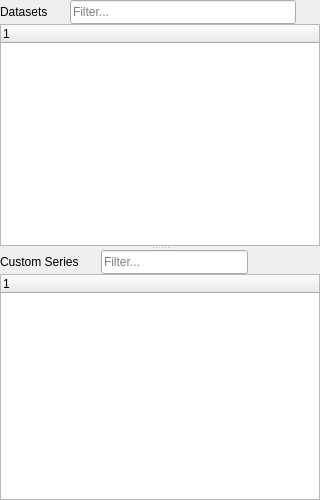
Ssz990220/PlotJuggler, file pj_app/src/ui/CurveListPanel.ui: the form before one commit.
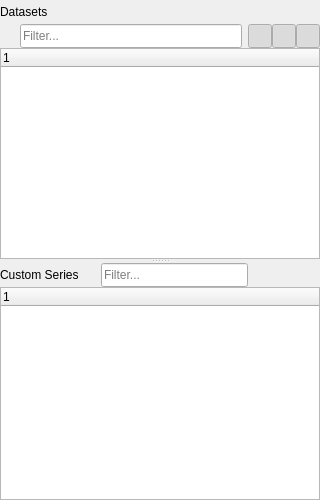
The form after the commit. Custom widgets are drawn as their Qt base class.

Commit message: feat(curvelist): filter Datasets tree by topic type (plot / 2D / 3D) (#367)

Patch:
```diff
--- a/pj_app/src/ui/CurveListPanel.ui
+++ b/pj_app/src/ui/CurveListPanel.ui
@@ -25,10 +25,34 @@
       <item>
        <spacer name="searchTimeseriesGap">
         <property name="orientation"><enum>Qt::Horizontal</enum></property>
-        <property name="sizeType"><enum>QSizePolicy::Fixed</enum></property>
-        <property name="sizeHint" stdset="0"><size><width>2</width><height>1</height></size></property>
+        <property name="sizeType"><enum>QSizePolicy::Expanding</enum></property>
+        <property name="sizeHint" stdset="0"><size><width>0</width><height>1</height></size></property>
        </spacer>
       </item>
+      <item>
+       <widget class="QToolButton" name="buttonDatasetsMenu">
+        <property name="toolTip"><string>Datasets options</string></property>
+        <property name="minimumSize"><size><width>24</width><height>24</height></size></property>
+        <property name="maximumSize"><size><width>24</width><height>24</height></size></property>
+        <property name="iconSize"><size><width>20</width><height>20</height></size></property>
+        <property name="text"><string/></property>
+        <property name="autoRaise"><bool>true</bool></property>
+        <property name="focusPolicy"><enum>Qt::FocusPolicy::NoFocus</enum></property>
+       </widget>
+      </item>
+     </layout>
+    </widget>
+   </item>
+   <item>
+    <widget class="QWidget" name="widgetSearchTimeseries" native="true">
+     <property name="minimumSize"><size><width>0</width><height>24</height></size></property>
+     <property name="maximumSize"><size><width>16777215</width><height>24</height></size></property>
+     <layout class="QHBoxLayout" name="searchTimeseriesLayout">
+      <property name="spacing"><number>0</number></property>
+      <property name="leftMargin"><number>0</number></property>
+      <property name="topMargin"><number>0</number></property>
+      <property name="rightMargin"><number>0</number></property>
+      <property name="bottomMargin"><number>0</number></property>
       <item>
        <widget class="QToolButton" name="buttonSearchTimeseries">
         <property name="minimumSize"><size><width>20</width><height>20</height></size></property>
@@ -47,12 +71,47 @@
        </widget>
       </item>
       <item>
-       <widget class="QToolButton" name="buttonDatasetsMenu">
-        <property name="toolTip"><string>Datasets options</string></property>
+       <spacer name="searchFilterGap">
+        <property name="orientation"><enum>Qt::Horizontal</enum></property>
+        <property name="sizeType"><enum>QSizePolicy::Fixed</enum></property>
+        <property name="sizeHint" stdset="0"><size><width>6</width><height>1</height></size></property>
+       </spacer>
+      </item>
+      <item>
+       <widget class="QToolButton" name="buttonFilterPlot">
+        <property name="toolTip"><string>Show/hide plot series</string></property>
         <property name="minimumSize"><size><width>24</width><height>24</height></size></property>
         <property name="maximumSize"><size><width>24</width><height>24</height></size></property>
         <property name="iconSize"><size><width>20</width><height>20</height></size></property>
         <property name="text"><string/></property>
+        <property name="checkable"><bool>true</bool></property>
+        <property name="checked"><bool>true</bool></property>
+        <property name="autoRaise"><bool>true</bool></property>
+        <property name="focusPolicy"><enum>Qt::FocusPolicy::NoFocus</enum></property>
+       </widget>
+      </item>
+      <item>
+       <widget class="QToolButton" name="buttonFilterScene2D">
+        <property name="toolTip"><string>Show/hide 2D image topics</string></property>
+        <property name="minimumSize"><size><width>24</width><height>24</height></size></property>
+        <property name="maximumSize"><size><width>24</width><height>24</height></size></property>
+        <property name="iconSize"><size><width>20</width><height>20</height></size></property>
+        <property name="text"><string/></property>
+        <property name="checkable"><bool>true</bool></property>
+        <property name="checked"><bool>true</bool></property>
+        <property name="autoRaise"><bool>true</bool></property>
+        <property name="focusPolicy"><enum>Qt::FocusPolicy::NoFocus</enum></property>
+       </widget>
+      </item>
+      <item>
+       <widget class="QToolButton" name="buttonFilterScene3D">
+        <property name="toolTip"><string>Show/hide 3D scene topics</string></property>
+        <property name="minimumSize"><size><width>24</width><height>24</height></size></property>
+        <property name="maximumSize"><size><width>24</width><height>24</height></size></property>
+        <property name="iconSize"><size><width>20</width><height>20</height></size></property>
+        <property name="text"><string/></property>
+        <property name="checkable"><bool>true</bool></property>
+        <property name="checked"><bool>true</bool></property>
         <property name="autoRaise"><bool>true</bool></property>
         <property name="focusPolicy"><enum>Qt::FocusPolicy::NoFocus</enum></property>
        </widget>
```
Left out of the diff: 2 changed lines with no effect on the pictures. The commit also changes 10 other files.
